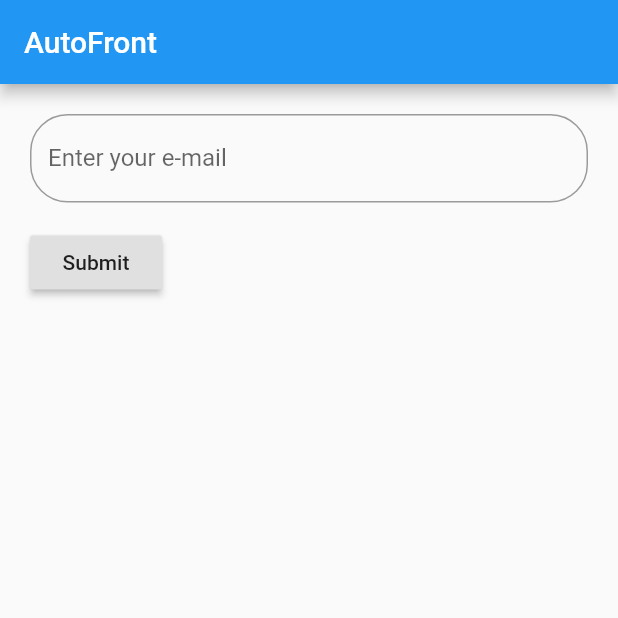
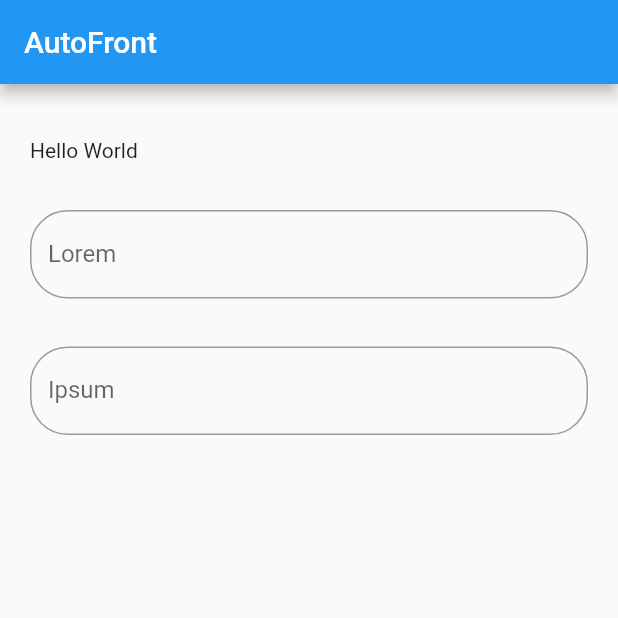
Before and after one commit to velrino/flutter, a Flutter app: the screen it shows after launch, on a phone screen of 412 x 824 dp, the top half of it. Run offline on Flutter 3.47's test engine with Material 2 defaults, Android fonts, the phone set to English and light mode, and no system bars.

Commit message:
:art: componentizing all

```diff
--- a/lib/main.dart
+++ b/lib/main.dart
@@ -1,6 +1,12 @@
 import 'package:flutter/material.dart';
 
 void main() => runApp(MyApp());
+
+class AutoInputInferface {
+  final String label;
+
+  AutoInputInferface(this.label);
+}
 
 /// This Widget is the main application widget.
 class MyApp extends StatelessWidget {
@@ -8,6 +14,8 @@ class MyApp extends StatelessWidget {
 
   @override
   Widget build(BuildContext context) {
+    const teste = 'lorem';
+
     return MaterialApp(
       title: _title,
       home: Scaffold(
@@ -15,32 +23,62 @@ class MyApp extends StatelessWidget {
         body: ListView(
             shrinkWrap: true,
             padding: const EdgeInsets.all(20.0),
-            children: [InputWidget()]),
+            children: [
+              TextWidget(),
+              InputWidgetState(autoInput: new AutoInputInferface("Lorem")),
+              InputWidgetState(autoInput: new AutoInputInferface("Ipsum"))
+            ]),
       ),
     );
   }
 }
 
-class InputWidget extends StatefulWidget {
-  InputWidget({Key key}) : super(key: key);
-
+class TextWidget extends StatelessWidget {
   @override
-  InputWidgetState createState() => InputWidgetState();
+  Widget build(BuildContext context) {
+    return Padding(
+        padding: const EdgeInsets.symmetric(vertical: 16.0),
+        child: Text('Hello World'));
+  }
 }
 
-class InputWidgetState extends State<InputWidget> {
+class ButtonWidget extends StatelessWidget {
   final _formKey = GlobalKey<FormState>();
 
   @override
   Widget build(BuildContext context) {
-    return Form(
-      key: _formKey,
+    return Padding(
+      padding: const EdgeInsets.symmetric(vertical: 16.0),
+      child: RaisedButton(
+        onPressed: () {
+          // Validate will return true if the form is valid, or false if
+          // the form is invalid.
+          if (_formKey.currentState.validate()) {
+            // Process data.
+          }
+        },
+        child: Text('Submit'),
+      ),
+    );
+  }
+}
+
+class InputWidgetState extends StatelessWidget {
+  final AutoInputInferface autoInput;
+
+  // In the constructor, require a Person
+  InputWidgetState({Key key, @required this.autoInput}) : super(key: key);
+
+  @override
+  Widget build(BuildContext context) {
+    return Container(
+      padding: const EdgeInsets.symmetric(vertical: 16.0),
       child: Column(
         crossAxisAlignment: CrossAxisAlignment.start,
         children: <Widget>[
           TextFormField(
             decoration: InputDecoration(
-              labelText: "Enter your e-mail",
+              labelText: autoInput.label,
               fillColor: Colors.white,
               border: OutlineInputBorder(
                 borderRadius: BorderRadius.circular(25.0),
@@ -54,19 +92,6 @@ class InputWidgetState extends State<InputWidget> {
               return null;
             },
           ),
-          Padding(
-            padding: const EdgeInsets.symmetric(vertical: 16.0),
-            child: RaisedButton(
-              onPressed: () {
-                // Validate will return true if the form is valid, or false if
-                // the form is invalid.
-                if (_formKey.currentState.validate()) {
-                  // Process data.
-                }
-              },
-              child: Text('Submit'),
-            ),
-          ),
         ],
       ),
     );
```
